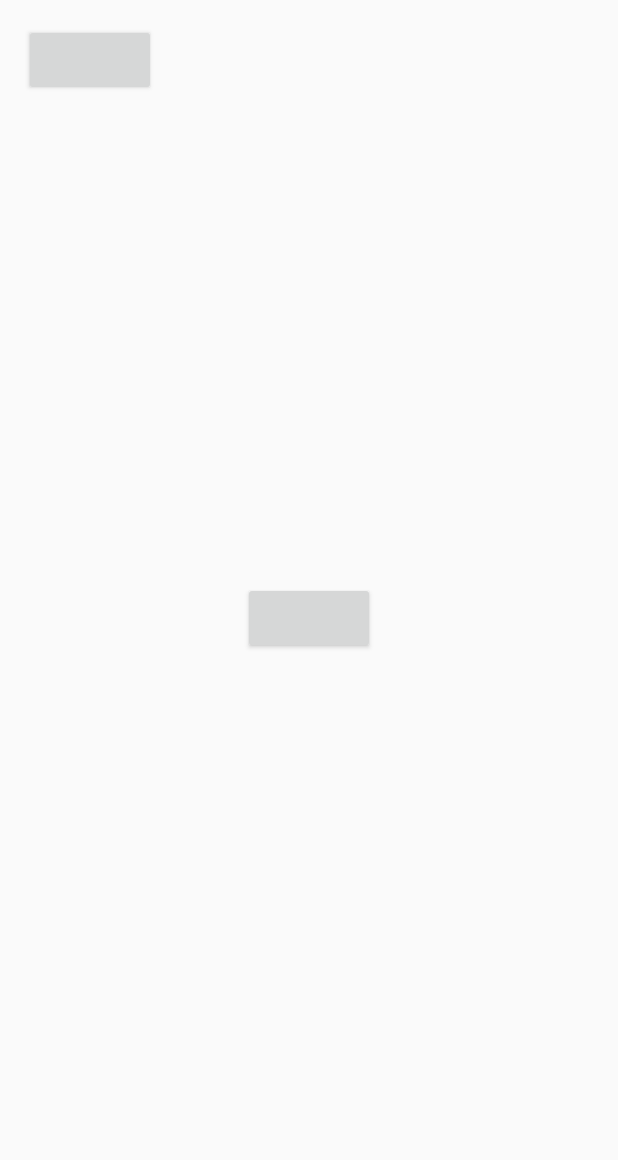
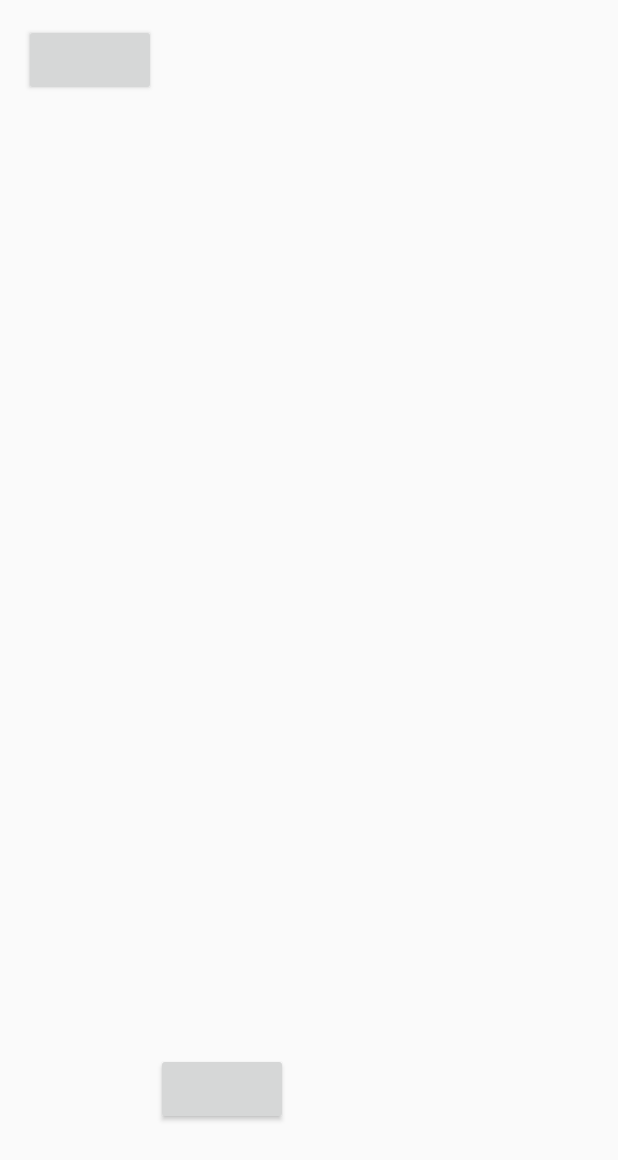
Before and after one commit to JoeXL/HowToML, an Android app: the screen it shows after launch (MainActivity), on a phone screen of 412 x 824 dp. Shown: the top 1160 px of the screen. Run offline under Robolectric (Android 15) with nearby library versions, the light colour scheme and no system bars; libraries missing offline, so code that uses them is left out: com.facebook, com.facebook.login, com.facebook.share, com.twitter.sdk, io.fabric.sdk; plain views replace LoginButton; 7 statements that could not run were skipped.

Commit message:
Share opens as soon as app is opened. Going to now put this in a different class so it'll only open when a button is clicked.

```diff
--- a/SocialMedia/app/src/main/java/com/Team17/socialmedia/MainActivity.java
+++ b/SocialMedia/app/src/main/java/com/Team17/socialmedia/MainActivity.java
@@ -75,6 +75,25 @@ public class MainActivity extends Activity {
 
 
 
+        //create the send intent
+        Intent shareIntent =
+                new Intent(android.content.Intent.ACTION_SEND);
+
+        //set the type
+        shareIntent.setType("text/plain");
+
+        //add a subject
+        shareIntent.putExtra(android.content.Intent.EXTRA_SUBJECT, "HowToML");
+
+        //build the body of the message to be shared
+        String shareMessage = "I've just completed a level on HowToML! ******Then link to our app in play store";
+
+        //add the message
+        shareIntent.putExtra(android.content.Intent.EXTRA_TEXT, shareMessage);
+
+        //start the chooser for sharing
+        startActivity(Intent.createChooser(shareIntent, "Which app are you going to share to!"));
+
 
 
     }
@@ -84,13 +103,10 @@ public class MainActivity extends Activity {
         callbackManager.onActivityResult(requestCode, resultCode, data);
     }
 
-    File myImageFile = new File("C:/Users/George/Dropbox/Team Documents/Designs/Vish Designs/htmlhowtologo.png");
-    Uri myImageUri = Uri.fromFile(myImageFile);
+    /*
+    code implementing twitter share was here and is currently temporarily in notepad
+     */
 
-    public void shareTweet() {
-        TweetComposer.Builder builder = new TweetComposer.Builder(this)
-                .text("I've completed another level on HowToML!")
-                .image(myImageUri);
-        builder.show();
-    }
+
+
 }
--- a/SocialMedia/app/src/main/res/layout/activity_main.xml
+++ b/SocialMedia/app/src/main/res/layout/activity_main.xml
@@ -21,12 +21,16 @@
         android:id="@+id/login_button"
         android:layout_width="wrap_content"
         android:layout_height="wrap_content"
-        android:layout_centerInParent="true"/>
+        android:layout_alignParentBottom="true"
+        android:layout_toRightOf="@+id/button"
+        android:layout_toEndOf="@+id/button"
+        android:layout_marginBottom="58dp" />
 
     <Button
         android:layout_width="wrap_content"
         android:layout_height="wrap_content"
-        android:onClick="shareTweet"/>
+        android:onClick="shareTweet"
+        android:id="@+id/button" />
 
 
 </RelativeLayout>
```
Also changed, not shown: SocialMedia/app/src/main/java/com/Team17/socialmedia/Share.java (added, +29 -0 lines).
